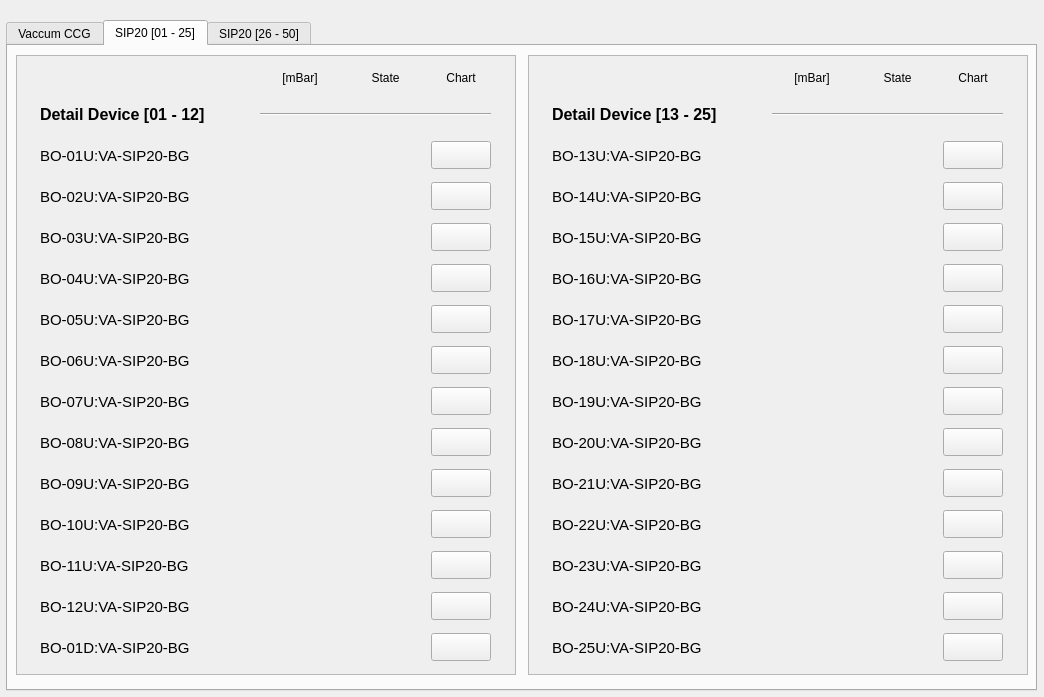
Qt form ui/vacbo.ui (lnls-gop/gop-monitor) before a commit.
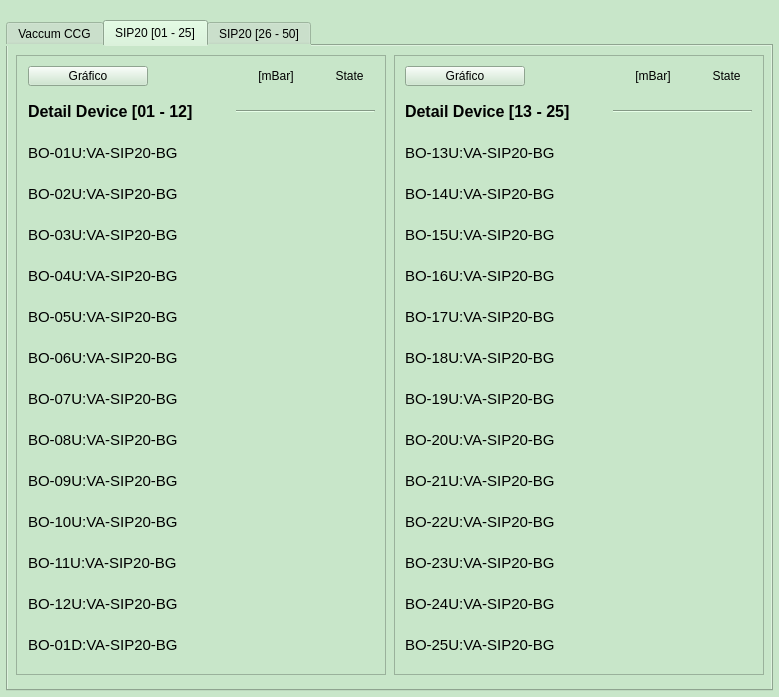
The same form after that commit. Custom widgets are drawn as their Qt base class.

Diff of the .ui file:
```diff
--- a/ui/vacbo.ui
+++ b/ui/vacbo.ui
@@ -6,22 +6,47 @@
    <rect>
     <x>0</x>
     <y>0</y>
-    <width>1044</width>
+    <width>779</width>
     <height>697</height>
    </rect>
   </property>
   <property name="windowTitle">
    <string>Form</string>
   </property>
+  <property name="styleSheet">
+   <string notr="true">background-color: rgb(200,230, 201);
+</string>
+  </property>
   <widget class="QTabWidget" name="tabWidget">
    <property name="geometry">
     <rect>
      <x>6</x>
      <y>20</y>
-     <width>1031</width>
+     <width>767</width>
      <height>671</height>
     </rect>
    </property>
+   <property name="minimumSize">
+    <size>
+     <width>767</width>
+     <height>0</height>
+    </size>
+   </property>
+   <property name="maximumSize">
+    <size>
+     <width>16777215</width>
+     <height>16777215</height>
+    </size>
+   </property>
+   <property name="sizeIncrement">
+    <size>
+     <width>0</width>
+     <height>0</height>
+    </size>
+   </property>
+   <property name="styleSheet">
+    <string notr="true"/>
+   </property>
    <property name="currentIndex">
     <number>1</number>
    </property>
@@ -3298,7 +3323,7 @@
       <rect>
        <x>8</x>
        <y>9</y>
-       <width>500</width>
+       <width>370</width>
        <height>620</height>
       </rect>
      </property>
@@ -3310,13 +3335,13 @@
      </property>
      <property name="minimumSize">
       <size>
-       <width>500</width>
+       <width>370</width>
        <height>620</height>
       </size>
      </property>
      <property name="maximumSize">
       <size>
-       <width>500</width>
+       <width>370</width>
        <height>620</height>
       </size>
      </property>
@@ -3337,7 +3362,7 @@
        <rect>
         <x>0</x>
         <y>0</y>
-        <width>498</width>
+        <width>368</width>
         <height>618</height>
        </rect>
       </property>
@@ -3345,14 +3370,48 @@
        <property name="geometry">
         <rect>
          <x>9</x>
-         <y>9</y>
-         <width>481</width>
-         <height>600</height>
+         <y>8</y>
+         <width>351</width>
+         <height>604</height>
         </rect>
        </property>
        <layout class="QGridLayout" name="gridLayout_2">
+        <item row="0" column="0">
+         <widget class="PyDMPushButton" name="PyDMPushButton_15">
+          <property name="minimumSize">
+           <size>
+            <width>120</width>
+            <height>20</height>
+           </size>
+          </property>
+          <property name="maximumSize">
+           <size>
+            <width>120</width>
+            <height>20</height>
+           </size>
+          </property>
+          <property name="toolTip">
+           <string/>
+          </property>
+          <property name="text">
+           <string>Gráfico</string>
+          </property>
+         </widget>
+        </item>
         <item row="0" column="1">
          <widget class="PyDMLabel" name="PyDMLabel_41">
+          <property name="minimumSize">
+           <size>
+            <width>80</width>
+            <height>24</height>
+           </size>
+          </property>
+          <property name="maximumSize">
+           <size>
+            <width>80</width>
+            <height>24</height>
+           </size>
+          </property>
           <property name="toolTip">
            <string/>
           </property>
@@ -3366,6 +3425,18 @@
         </item>
         <item row="0" column="2">
          <widget class="PyDMLabel" name="PyDMLabel_36">
+          <property name="minimumSize">
+           <size>
+            <width>51</width>
+            <height>24</height>
+           </size>
+          </property>
+          <property name="maximumSize">
+           <size>
+            <width>51</width>
+            <height>24</height>
+           </size>
+          </property>
           <property name="toolTip">
            <string/>
           </property>
@@ -3377,19 +3448,6 @@
           </property>
          </widget>
         </item>
-        <item row="0" column="3">
-         <widget class="PyDMLabel" name="PyDMLabel_54">
-          <property name="toolTip">
-           <string/>
-          </property>
-          <property name="text">
-           <string>Chart</string>
-          </property>
-          <property name="alignment">
-           <set>Qt::AlignCenter</set>
-          </property>
-         </widget>
-        </item>
         <item row="1" column="0">
          <widget class="PyDMLabel" name="PyDMLabel_59">
           <property name="minimumSize">
@@ -3419,7 +3477,7 @@
           </property>
          </widget>
         </item>
-        <item row="1" column="1" colspan="3">
+        <item row="1" column="1" colspan="2">
          <widget class="Line" name="line_5">
           <property name="sizeIncrement">
            <size>
@@ -3573,25 +3631,6 @@
           </property>
          </widget>
         </item>
-        <item row="2" column="3">
-         <widget class="PyDMPushButton" name="PyDMPushButton_15">
-          <property name="minimumSize">
-           <size>
-            <width>60</width>
-            <height>28</height>
-           </size>
-          </property>
-          <property name="maximumSize">
-           <size>
-            <width>60</width>
-            <height>28</height>
-           </size>
-          </property>
-          <property name="toolTip">
-           <string/>
-          </property>
-         </widget>
-        </item>
         <item row="3" column="0">
          <widget class="PyDMLabel" name="PyDMLabel_34">
           <property name="minimumSize">
@@ -3712,25 +3751,6 @@
           </property>
          </widget>
         </item>
-        <item row="3" column="3">
-         <widget class="PyDMPushButton" name="PyDMPushButton_16">
-          <property name="minimumSize">
-           <size>
-            <width>60</width>
-            <height>28</height>
-           </size>
-          </property>
-          <property name="maximumSize">
-           <size>
-            <width>60</width>
-            <height>28</height>
-           </size>
-          </property>
-          <property name="toolTip">
-           <string/>
-          </property>
-         </widget>
-        </item>
         <item row="4" column="0">
          <widget class="PyDMLabel" name="pv02raps01_3">
           <property name="minimumSize">
@@ -3851,25 +3871,6 @@
           </property>
          </widget>
         </item>
-        <item row="4" column="3">
-         <widget class="PyDMPushButton" name="PyDMPushButton_19">
-          <property name="minimumSize">
-           <size>
-            <width>60</width>
-            <height>28</height>
-           </size>
-          </property>
-          <property name="maximumSize">
-           <size>
-            <width>60</width>
-            <height>28</height>
-           </size>
-          </property>
-          <property name="toolTip">
-           <string/>
-          </property>
-         </widget>
-        </item>
         <item row="5" column="0">
          <widget class="PyDMLabel" name="pv02raps02_3">
           <property name="minimumSize">
@@ -3996,25 +3997,6 @@
           </property>
          </widget>
         </item>
-        <item row="5" column="3">
-         <widget class="PyDMPushButton" name="PyDMPushButton_20">
-          <property name="minimumSize">
-           <size>
-            <width>60</width>
-            <height>28</height>
-           </size>
-          </property>
-          <property name="maximumSize">
-           <size>
-            <width>60</width>
-            <height>28</height>
-           </size>
-          </property>
-          <property name="toolTip">
-           <string/>
-          </property>
-         </widget>
-        </item>
         <item row="6" column="0">
          <widget class="PyDMLabel" name="pv03raps01_3">
           <property name="minimumSize">
@@ -4135,25 +4117,6 @@
           </property>
          </widget>
         </item>
-        <item row="6" column="3">
-         <widget class="PyDMPushButton" name="PyDMPushButton_21">
-          <property name="minimumSize">
-           <size>
-            <width>60</width>
-            <height>28</height>
-           </size>
-          </property>
-          <property name="maximumSize">
-           <size>
-            <width>60</width>
-            <height>28</height>
-           </size>
-          </property>
-          <property name="toolTip">
-           <string/>
-          </property>
-         </widget>
-        </item>
         <item row="7" column="0">
          <widget class="PyDMLabel" name="pv03raps01_4">
           <property name="minimumSize">
@@ -4274,25 +4237,6 @@
           </property>
          </widget>
         </item>
-        <item row="7" column="3">
-         <widget class="PyDMPushButton" name="PyDMPushButton_22">
-          <property name="minimumSize">
-           <size>
-            <width>60</width>
-            <height>28</height>
-           </size>
-          </property>
-          <property name="maximumSize">
-           <size>
-            <width>60</width>
-            <height>28</height>
-           </size>
-          </property>
-          <property name="toolTip">
-           <string/>
-          </property>
-         </widget>
-        </item>
         <item row="8" column="0">
          <widget class="PyDMLabel" name="pv04raps01_2">
           <property name="minimumSize">
@@ -4416,25 +4360,6 @@
           </property>
          </widget>
         </item>
-        <item row="8" column="3">
-         <widget class="PyDMPushButton" name="PyDMPushButton_23">
-          <property name="minimumSize">
-           <size>
-            <width>60</width>
-            <height>28</height>
-           </size>
-          </property>
-          <property name="maximumSize">
-           <size>
-            <width>60</width>
-            <height>28</height>
-           </size>
-          </property>
-          <property name="toolTip">
-           <string/>
-          </property>
-         </widget>
-        </item>
         <item row="9" column="0">
          <widget class="PyDMLabel" name="pv04raps02_2">
           <property name="minimumSize">
@@ -4555,25 +4480,6 @@
           </property>
          </widget>
         </item>
-        <item row="9" column="3">
-         <widget class="PyDMPushButton" name="PyDMPushButton_24">
-          <property name="minimumSize">
-           <size>
-            <width>60</width>
-            <height>28</height>
-           </size>
-          </property>
-          <property name="maximumSize">
-           <size>
-            <width>60</width>
-            <height>28</height>
-           </size>
-          </property>
-          <property name="toolTip">
-           <string/>
-          </property>
-         </widget>
-        </item>
         <item row="10" column="0">
          <widget class="PyDMLabel" name="PyDMLabel_84">
           <property name="minimumSize">
@@ -4694,25 +4600,6 @@
           </property>
          </widget>
         </item>
-        <item row="10" column="3">
-         <widget class="PyDMPushButton" name="PyDMPushButton_25">
-          <property name="minimumSize">
-           <size>
-            <width>60</width>
-            <height>28</height>
-           </size>
-          </property>
-          <property name="maximumSize">
-           <size>
-            <width>60</width>
-            <height>28</height>
-           </size>
-          </property>
-          <property name="toolTip">
-           <string/>
-          </property>
-         </widget>
-        </item>
         <item row="11" column="0">
          <widget class="PyDMLabel" name="PyDMLabel_86">
           <property name="minimumSize">
@@ -4836,25 +4723,6 @@
           </property>
          </widget>
         </item>
-        <item row="11" column="3">
-         <widget class="PyDMPushButton" name="PyDMPushButton_26">
-          <property name="minimumSize">
-           <size>
-            <width>60</width>
-            <height>28</height>
-           </size>
-          </property>
-          <property name="maximumSize">
-           <size>
-            <width>60</width>
-            <height>28</height>
-           </size>
-          </property>
-          <property name="toolTip">
-           <string/>
-          </property>
-         </widget>
-        </item>
         <item row="12" column="0">
          <widget class="PyDMLabel" name="PyDMLabel_88">
           <property name="minimumSize">
@@ -4975,25 +4843,6 @@
           </property>
          </widget>
         </item>
-        <item row="12" column="3">
-         <widget class="PyDMPushButton" name="PyDMPushButton_27">
-          <property name="minimumSize">
-           <size>
-            <width>60</width>
-            <height>28</height>
-           </size>
-          </property>
-          <property name="maximumSize">
-           <size>
-            <width>60</width>
-            <height>28</height>
-           </size>
-          </property>
-          <property name="toolTip">
-           <string/>
-          </property>
-         </widget>
-        </item>
         <item row="13" column="0">
          <widget class="PyDMLabel" name="PyDMLabel_90">
           <property name="minimumSize">
@@ -5114,25 +4963,6 @@
           </property>
          </widget>
         </item>
-        <item row="13" column="3">
-         <widget class="PyDMPushButton" name="PyDMPushButton_28">
-          <property name="minimumSize">
-           <size>
-            <width>60</width>
-            <height>28</height>
-           </size>
-          </property>
-          <property name="maximumSize">
-           <size>
-            <width>60</width>
-            <height>28</height>
-           </size>
-          </property>
-          <property name="toolTip">
-           <string/>
-          </property>
-         </widget>
-        </item>
         <item row="14" column="0">
          <widget class="PyDMLabel" name="PyDMLabel_92">
           <property name="minimumSize">
@@ -5253,25 +5083,6 @@
           </property>
          </widget>
         </item>
-        <item row="14" column="3">
-         <widget class="PyDMPushButton" name="PyDMPushButton_29">
-          <property name="minimumSize">
-           <size>
-            <width>60</width>
-            <height>28</height>
-           </size>
-          </property>
-          <property name="maximumSize">
-           <size>
-            <width>60</width>
-            <height>28</height>
-           </size>
-          </property>
-          <property name="toolTip">
-           <string/>
-          </property>
-         </widget>
-        </item>
        </layout>
       </widget>
      </widget>
@@ -5279,9 +5090,9 @@
     <widget class="QScrollArea" name="scrollArea_9">
      <property name="geometry">
       <rect>
-       <x>520</x>
+       <x>386</x>
        <y>9</y>
-       <width>500</width>
+       <width>370</width>
        <height>620</height>
       </rect>
      </property>
@@ -5293,13 +5104,13 @@
      </property>
      <property name="minimumSize">
       <size>
-       <width>500</width>
+       <width>370</width>
        <height>620</height>
       </size>
      </property>
      <property name="maximumSize">
       <size>
-       <width>500</width>
+       <width>370</width>
        <height>620</height>
       </size>
      </property>
@@ -5314,22 +5125,56 @@
        <rect>
         <x>0</x>
         <y>0</y>
-        <width>498</width>
+        <width>368</width>
         <height>618</height>
        </rect>
       </property>
       <widget class="QWidget" name="layoutWidget">
        <property name="geometry">
         <rect>
-         <x>9</x>
-         <y>9</y>
-         <width>481</width>
-         <height>600</height>
+         <x>8</x>
+         <y>8</y>
+         <width>351</width>
+         <height>604</height>
         </rect>
        </property>
        <layout class="QGridLayout" name="gridLayout_4">
+        <item row="0" column="0">
+         <widget class="PyDMPushButton" name="PyDMPushButton_75">
+          <property name="minimumSize">
+           <size>
+            <width>120</width>
+            <height>20</height>
+           </size>
+          </property>
+          <property name="maximumSize">
+           <size>
+            <width>120</width>
+            <height>20</height>
+           </size>
+          </property>
+          <property name="toolTip">
+           <string/>
+          </property>
+          <property name="text">
+           <string>Gráfico</string>
+          </property>
+         </widget>
+        </item>
         <item row="0" column="1">
          <widget class="PyDMLabel" name="PyDMLabel_53">
+          <property name="minimumSize">
+           <size>
+            <width>80</width>
+            <height>24</height>
+           </size>
+          </property>
+          <property name="maximumSize">
+           <size>
+            <width>80</width>
+            <height>24</height>
+           </size>
+          </property>
           <property name="toolTip">
            <string/>
           </property>
@@ -5343,6 +5188,18 @@
         </item>
         <item row="0" column="2">
          <widget class="PyDMLabel" name="PyDMLabel_64">
+          <property name="minimumSize">
+           <size>
+            <width>51</width>
+            <height>24</height>
+           </size>
+          </property>
+          <property name="maximumSize">
+           <size>
+            <width>51</width>
+            <height>24</height>
+           </size>
+          </property>
           <property name="toolTip">
            <string/>
           </property>
@@ -5354,19 +5211,6 @@
           </property>
          </widget>
         </item>
-        <item row="0" column="3">
-         <widget class="PyDMLabel" name="PyDMLabel_65">
-          <property name="toolTip">
-           <string/>
-          </property>
-          <property name="text">
-           <string>Chart</string>
-          </property>
-          <property name="alignment">
-           <set>Qt::AlignCenter</set>
-          </property>
-         </widget>
-        </item>
         <item row="1" column="0">
          <widget class="PyDMLabel" name="PyDMLabel_66">
           <property name="minimumSize">
@@ -5396,7 +5240,7 @@
           </property>
          </widget>
         </item>
-        <item row="1" column="1" colspan="3">
+        <item row="1" column="1" colspan="2">
          <widget class="Line" name="line_10">
           <property name="sizeIncrement">
            <size>
@@ -5550,25 +5394,6 @@
           </property>
          </widget>
         </item>
-        <item row="2" column="3">
-         <widget class="PyDMPushButton" name="PyDMPushButton_75">
-          <property name="minimumSize">
-           <size>
-            <width>60</width>
-            <height>28</height>
-           </size>
-          </property>
-          <property name="maximumSize">
-           <size>
-            <width>60</width>
-            <height>28</height>
-           </size>
-          </property>
-          <property name="toolTip">
-           <string/>
-          </property>
-         </widget>
-        </item>
         <item row="3" column="0">
          <widget class="PyDMLabel" name="PyDMLabel_35">
           <property name="minimumSize">
@@ -5689,25 +5514,6 @@
           </property>
          </widget>
         </item>
-        <item row="3" column="3">
-         <widget class="PyDMPushButton" name="PyDMPushButton_76">
-          <property name="minimumSize">
-           <size>
-            <width>60</width>
-            <height>28</height>
-           </size>
-          </property>
-          <property name="maximumSize">
-           <size>
-            <width>60</width>
-            <height>28</height>
-           </size>
-          </property>
-          <property name="toolTip">
-           <string/>
-          </property>
-         </widget>
-        </item>
         <item row="4" column="0">
          <widget class="PyDMLabel" name="pv02raps01_8">
           <property name="minimumSize">
@@ -5828,25 +5634,6 @@
           </property>
          </widget>
         </item>
-        <item row="4" column="3">
-         <widget class="PyDMPushButton" name="PyDMPushButton_77">
-          <property name="minimumSize">
-           <size>
-            <width>60</width>
-            <height>28</height>
-           </size>
-          </property>
-          <property name="maximumSize">
-           <size>
-            <width>60</width>
-            <height>28</height>
-           </size>
-          </property>
-          <property name="toolTip">
-           <string/>
-          </property>
-         </widget>
-        </item>
         <item row="5" column="0">
          <widget class="PyDMLabel" name="pv02raps02_8">
           <property name="minimumSize">
@@ -5973,25 +5760,6 @@
           </property>
          </widget>
         </item>
-        <item row="5" column="3">
-         <widget class="PyDMPushButton" name="PyDMPushButton_78">
-          <property name="minimumSize">
-           <size>
-            <width>60</width>
-            <height>28</height>
-           </size>
-          </property>
-          <property name="maximumSize">
-           <size>
-            <width>60</width>
-            <height>28</height>
-           </size>
-          </property>
-          <property name="toolTip">
-           <string/>
-          </property>
-         </widget>
-        </item>
         <item row="6" column="0">
          <widget class="PyDMLabel" name="pv03raps01_13">
           <property name="minimumSize">
@@ -6112,25 +5880,6 @@
           </property>
          </widget>
         </item>
-        <item row="6" column="3">
-         <widget class="PyDMPushButton" name="PyDMPushButton_79">
-          <property name="minimumSize">
-           <size>
-            <width>60</width>
-            <height>28</height>
-           </size>
-          </property>
-          <property name="maximumSize">
-           <size>
-            <width>60</width>
-            <height>28</height>
-           </size>
-          </property>
-          <property name="toolTip">
-           <string/>
-          </property>
-         </widget>
-        </item>
         <item row="7" column="0">
          <widget class="PyDMLabel" name="pv03raps01_14">
           <property name="minimumSize">
@@ -6251,25 +6000,6 @@
           </property>
          </widget>
         </item>
-        <item row="7" column="3">
-         <widget class="PyDMPushButton" name="PyDMPushButton_80">
-          <property name="minimumSize">
-           <size>
-            <width>60</width>
-            <height>28</height>
-           </size>
-          </property>
-          <property name="maximumSize">
-           <size>
-            <width>60</width>
-            <height>28</height>
-           </size>
-          </property>
-          <property name="toolTip">
-           <string/>
-          </property>
-         </widget>
-        </item>
         <item row="8" column="0">
          <widget class="PyDMLabel" name="pv04raps01_7">
           <property name="minimumSize">
@@ -6393,25 +6123,6 @@
           </property>
          </widget>
         </item>
-        <item row="8" column="3">
-         <widget class="PyDMPushButton" name="PyDMPushButton_81">
-          <property name="minimumSize">
-           <size>
-            <width>60</width>
-            <height>28</height>
-           </size>
-          </property>
-          <property name="maximumSize">
-           <size>
-            <width>60</width>
-            <height>28</height>
-           </size>
-          </property>
-          <property name="toolTip">
-           <string/>
-          </property>
-         </widget>
-        </item>
         <item row="9" column="0">
          <widget class="PyDMLabel" name="pv04raps02_7">
           <property name="minimumSize">
@@ -6532,25 +6243,6 @@
           </property>
          </widget>
         </item>
-        <item row="9" column="3">
-         <widget class="PyDMPushButton" name="PyDMPushButton_82">
-          <property name="minimumSize">
-           <size>
-            <width>60</width>
-            <height>28</height>
-           </size>
-          </property>
-          <property name="maximumSize">
-           <size>
-            <width>60</width>
-            <height>28</height>
-           </size>
-          </property>
-          <property name="toolTip">
-           <string/>
-          </property>
-         </widget>
-        </item>
         <item row="10" column="0">
          <widget class="PyDMLabel" name="PyDMLabel_158">
           <property name="minimumSize">
@@ -6671,25 +6363,6 @@
           </property>
          </widget>
         </item>
-        <item row="10" column="3">
-         <widget class="PyDMPushButton" name="PyDMPushButton_83">
-          <property name="minimumSize">
-           <size>
-            <width>60</width>
-            <height>28</height>
-           </size>
-          </property>
-          <property name="maximumSize">
-           <size>
-            <width>60</width>
-            <height>28</height>
-           </size>
-          </property>
-          <property name="toolTip">
-           <string/>
-          </property>
-         </widget>
-        </item>
         <item row="11" column="0">
          <widget class="PyDMLabel" name="PyDMLabel_160">
           <property name="minimumSize">
@@ -6813,25 +6486,6 @@
           </property>
          </widget>
         </item>
-        <item row="11" column="3">
-         <widget class="PyDMPushButton" name="PyDMPushButton_84">
-          <property name="minimumSize">
-           <size>
-            <width>60</width>
-            <height>28</height>
-           </size>
-          </property>
-          <property name="maximumSize">
-           <size>
-            <width>60</width>
-            <height>28</height>
-           </size>
-          </property>
-          <property name="toolTip">
-           <string/>
-          </property>
-         </widget>
-        </item>
         <item row="12" column="0">
          <widget class="PyDMLabel" name="PyDMLabel_162">
           <property name="minimumSize">
@@ -6952,25 +6606,6 @@
           </property>
          </widget>
         </item>
-        <item row="12" column="3">
-         <widget class="PyDMPushButton" name="PyDMPushButton_85">
-          <property name="minimumSize">
-           <size>
-            <width>60</width>
-            <height>28</height>
-           </size>
-          </property>
-          <property name="maximumSize">
-           <size>
-            <width>60</width>
-            <height>28</height>
-           </size>
-          </property>
-          <property name="toolTip">
-           <string/>
-          </property>
-         </widget>
-        </item>
         <item row="13" column="0">
          <widget class="PyDMLabel" name="PyDMLabel_164">
           <property name="minimumSize">
@@ -7091,25 +6726,6 @@
           </property>
          </widget>
         </item>
-        <item row="13" column="3">
-         <widget class="PyDMPushButton" name="PyDMPushButton_86">
-          <property name="minimumSize">
-           <size>
-            <width>60</width>
-            <height>28</height>
-           </size>
-          </property>
-          <property name="maximumSize">
-           <size>
-            <width>60</width>
-            <height>28</height>
-           </size>
-          </property>
-          <property name="toolTip">
-           <string/>
-          </property>
-         </widget>
-        </item>
         <item row="14" column="0">
          <widget class="PyDMLabel" name="PyDMLabel_166">
           <property name="minimumSize">
@@ -7230,25 +6846,6 @@
           </property>
          </widget>
         </item>
-        <item row="14" column="3">
-         <widget class="PyDMPushButton" name="PyDMPushButton_87">
-          <property name="minimumSize">
-           <size>
-            <width>60</width>
-            <height>28</height>
-           </size>
-          </property>
-          <property name="maximumSize">
-           <size>
-            <width>60</width>
-            <height>28</height>
-           </size>
-          </property>
-          <property name="toolTip">
-           <string/>
-          </property>
-         </widget>
-        </item>
        </layout>
       </widget>
      </widget>
@@ -7310,6 +6907,28 @@
         </rect>
        </property>
        <layout class="QGridLayout" name="gridLayout_3">
+        <item row="0" column="0">
+         <widget class="PyDMPushButton" name="PyDMPushButton_77">
+          <property name="minimumSize">
+           <size>
+            <width>120</width>
+            <height>20</height>
+           </size>
+          </property>
+          <property name="maximumSize">
+           <size>
+            <width>120</width>
+            <height>20</height>
+           </size>
+          </property>
+          <property name="toolTip">
+           <string/>
+          </property>
+          <property name="text">
+           <string>Gráfico</string>
+          </property>
+         </widget>
+        </item>
         <item row="0" column="1">
          <widget class="PyDMLabel" name="PyDMLabel_43">
           <property name="toolTip">
@@ -9287,6 +8906,28 @@
         </rect>
        </property>
        <layout class="QGridLayout" name="gridLayout_6">
+        <item row="0" column="0">
+         <widget class="PyDMPushButton" name="PyDMPushButton_76">
+          <property name="minimumSize">
+           <size>
+            <width>120</width>
+            <height>20</height>
+           </size>
+          </property>
+          <property name="maximumSize">
+           <size>
+            <width>120</width>
+            <height>20</height>
+           </size>
+          </property>
+          <property name="toolTip">
+           <string/>
+          </property>
+          <property name="text">
+           <string>Gráfico</string>
+          </property>
+         </widget>
+        </item>
         <item row="0" column="1">
          <widget class="PyDMLabel" name="PyDMLabel_168">
           <property name="minimumSize">
```
Left out of the diff: 1133 changed lines with no effect on the pictures.
